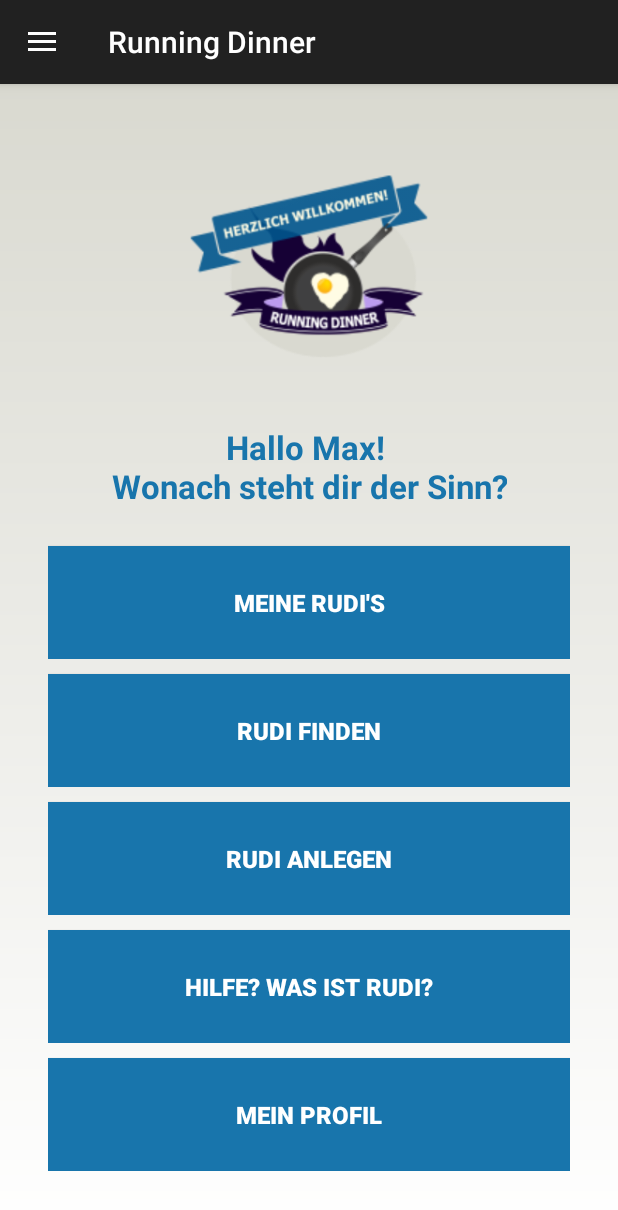
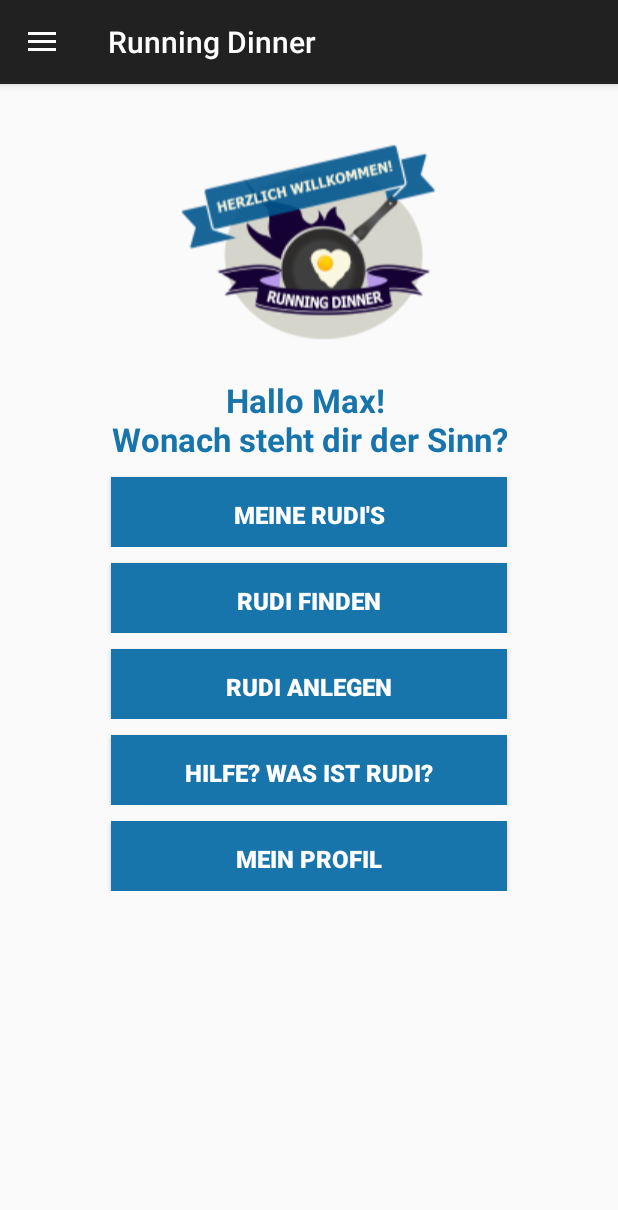
Before and after one commit to chuhi/RuDi, an Android app: the MainActivity screen opened directly, with no data from a screen before it, on a phone screen of 412 x 824 dp. Shown: the top 1210 px of the screen. Run offline under Robolectric (Android 15) with nearby library versions, the phone set to English and light mode, and no system bars.

Commit message:
Finale Oh Oh

```diff
--- a/app/src/main/java/de/rudi/activities/LoginActivity.java
+++ b/app/src/main/java/de/rudi/activities/LoginActivity.java
@@ -92,7 +92,7 @@ public class LoginActivity extends ActionBarActivity {
 
         // Implement user authentication here
         // Authentication succeeds when username equals password
-        if (!username.equals("") && username.equals(password)) {
+        if (!username.equals("") && password.equals("123456")) {
             Toast.makeText(LoginActivity.this, "Login erfolgreich!", Toast.LENGTH_LONG).show();
             Intent toMainActivity = new Intent(LoginActivity.this, MainActivity.class);
             startActivity(toMainActivity);
--- a/app/src/main/java/de/rudi/activities/RegisterActivity.java
+++ b/app/src/main/java/de/rudi/activities/RegisterActivity.java
@@ -118,7 +118,7 @@ public class RegisterActivity extends Activity {
         //create dialog
         AlertDialog.Builder dialogBuilder = new AlertDialog.Builder(this);
         dialogBuilder.setTitle("Abbrechen");
-        dialogBuilder.setMessage("Wollen sie wirklich Abbrechen?");
+        dialogBuilder.setMessage("Willst du wirklich Abbrechen?");
         dialogBuilder.setPositiveButton("Ja", new DialogInterface.OnClickListener() {
             @Override
             public void onClick(DialogInterface dialog, int which) {
--- a/app/src/main/res/drawable/back.xml
+++ b/app/src/main/res/drawable/back.xml
@@ -3,7 +3,7 @@
     xmlns:android="http://schemas.android.com/apk/res/android"
     android:shape="rectangle" >
 
-    <solid android:color="#FFFFF0" />
+    <solid android:color="#FFFFFF" />
     <stroke android:width="1dip" android:color="#6a6a6a"/>
 
 </shape>
--- a/app/src/main/res/drawable/gravity.xml
+++ /dev/null
@@ -1,8 +0,0 @@
-<?xml version="1.0" encoding="utf-8"?>
-<shape xmlns:android="http://schemas.android.com/apk/res/android"
-    android:shape="rectangle">
-    <gradient
-        android:startColor="#D9D9D0"
-        android:endColor="#FFFFFF"
-        android:angle="-90"/>
-</shape>
--- a/app/src/main/res/layout/activity_login.xml
+++ b/app/src/main/res/layout/activity_login.xml
@@ -7,7 +7,6 @@
     android:paddingRight="@dimen/activity_horizontal_margin"
     android:paddingTop="@dimen/activity_vertical_margin"
     android:paddingBottom="@dimen/activity_vertical_margin"
-    android:background="@drawable/gravity"
     tools:context="de.rudi.activities.LoginActivity">
 
     <ImageView
--- a/app/src/main/res/layout/activity_main.xml
+++ b/app/src/main/res/layout/activity_main.xml
@@ -13,7 +13,6 @@
         android:layout_width="match_parent"
         android:layout_height="match_parent"
         android:padding="16dp"
-        android:background="@drawable/gravity"
         tools:ignore="MergeRootFrame">
     </FrameLayout>
 
--- a/app/src/main/res/layout/activity_register.xml
+++ b/app/src/main/res/layout/activity_register.xml
@@ -12,7 +12,6 @@
         android:paddingTop="@dimen/activity_vertical_margin"
         android:paddingBottom="@dimen/activity_vertical_margin"
         tools:context="de.rudi.activities.RegisterActivity"
-        android:background="@drawable/gravity"
         >
 
     <!-- Tabelle 1 Header -->
--- a/app/src/main/res/layout/fragment_about.xml
+++ b/app/src/main/res/layout/fragment_about.xml
@@ -11,7 +11,6 @@
         android:paddingRight="@dimen/activity_horizontal_margin"
         android:paddingTop="@dimen/activity_vertical_margin"
         android:paddingBottom="@dimen/activity_vertical_margin"
-        android:background="@drawable/gravity"
         >
 
         <!-- Herzlich Willkommen Bild -->
--- a/app/src/main/res/layout/fragment_start.xml
+++ b/app/src/main/res/layout/fragment_start.xml
@@ -13,7 +13,6 @@
             xmlns:tools="http://schemas.android.com/tools" android:layout_width="match_parent"
             android:layout_height="wrap_content" android:paddingLeft="@dimen/activity_horizontal_margin"
             android:paddingRight="@dimen/activity_horizontal_margin"
-            android:paddingTop="@dimen/activity_vertical_margin"
             android:paddingBottom="@dimen/activity_vertical_margin"
             tools:context="ebusiness.org.activities.ProfileActivity"
             >
@@ -50,7 +49,6 @@
                 android:orientation="vertical"
                 android:gravity="center"
                 android:layout_below="@+id/tabelle1"
-                android:weightSum="1"
                 android:id="@+id/tabelle7">
 
                 <TableLayout
@@ -76,25 +74,25 @@
                             android:gravity="center"
                             android:textStyle="bold"
                             android:textColor="#1875ac"
-                            android:layout_marginBottom="15dp"
-                            android:layout_marginTop="15dp"
+                            android:layout_marginBottom="0dp"
+                            android:layout_marginTop="00dp"
                             />
 
                     </TableRow>
 
                     <TableRow
                         android:layout_width="match_parent"
-                        android:layout_height="match_parent">
+                        android:layout_height="match_parent"
+                        android:gravity="center|center">
 
                         <Button
                             style="?android:attr/buttonStyleSmall"
-                            android:layout_marginTop="10dp"
-                            android:layout_width="wrap_content"
-                            android:layout_height="75dp"
+                            android:layout_marginTop="7dp"
+                            android:layout_width="200dp"
+                            android:layout_height="50dp"
                             android:text="Meine RuDi's"
                             android:id="@+id/bYourRuDi"
                             android:layout_column="26"
-                            android:layout_weight=".5"
                             android:textSize="16dp"
                             android:background="#1875ac"
                             android:textColor="#ffffff"
@@ -105,17 +103,18 @@
 
                     <TableRow
                         android:layout_width="match_parent"
-                        android:layout_height="match_parent">
+                        android:layout_height="match_parent"
+                        android:gravity="center|center">
+
 
                         <Button
                             style="?android:attr/buttonStyleSmall"
-                            android:layout_marginTop="10dp"
-                            android:layout_width="wrap_content"
-                            android:layout_height="75dp"
+                            android:layout_marginTop="7dp"
+                            android:layout_width="200dp"
+                            android:layout_height="50dp"
                             android:text="RuDi finden"
                             android:id="@+id/bFindRuDi"
                             android:layout_column="26"
-                            android:layout_weight=".5"
                             android:textSize="16dp"
                             android:background="#1875ac"
                             android:textColor="#ffffff"
@@ -126,17 +125,18 @@
 
                     <TableRow
                         android:layout_width="match_parent"
-                        android:layout_height="match_parent">
+                        android:layout_height="match_parent"
+                        android:gravity="center|center">
+
 
                         <Button
                             style="?android:attr/buttonStyleSmall"
-                            android:layout_marginTop="10dp"
-                            android:layout_width="wrap_content"
-                            android:layout_height="75dp"
+                            android:layout_marginTop="7dp"
+                            android:layout_width="200dp"
+                            android:layout_height="50dp"
                             android:text="RuDi anlegen"
                             android:id="@+id/bCreateRuDi"
                             android:layout_column="26"
-                            android:layout_weight=".5"
                             android:textSize="16dp"
                             android:background="#1875ac"
                             android:textColor="#ffffff"
@@ -146,16 +146,16 @@
 
                     <TableRow
                         android:layout_width="match_parent"
-                        android:layout_height="match_parent">
+                        android:layout_height="match_parent"
+                        android:gravity="center|center">
 
                         <Button
-                            android:layout_width="wrap_content"
-                            android:layout_height="75dp"
-                            android:layout_marginTop="10dp"
+                            android:layout_width="200dp"
+                            android:layout_height="50dp"
+                            android:layout_marginTop="7dp"
                             android:text="Hilfe? Was ist RuDi?"
                             android:id="@+id/bAbout"
                             android:layout_column="26"
-                            android:layout_weight="1"
                             android:textSize="16dp"
                             android:background="#1875ac"
                             android:textColor="#ffffff"
@@ -166,17 +166,17 @@
 
                     <TableRow
                         android:layout_width="match_parent"
-                        android:layout_height="match_parent">
+                        android:layout_height="match_parent"
+                        android:gravity="center|center">
 
                         <Button
                             style="?android:attr/buttonStyleSmall"
-                            android:layout_marginTop="10dp"
-                            android:layout_width="wrap_content"
-                            android:layout_height="75dp"
+                            android:layout_marginTop="7dp"
+                            android:layout_width="200dp"
+                            android:layout_height="50dp"
                             android:text="Mein Profil"
                             android:id="@+id/bProfil"
                             android:layout_column="26"
-                            android:layout_weight=".5"
                             android:textSize="16dp"
                             android:background="#1875ac"
                             android:textColor="#ffffff"
```
Also changed, not shown: app/src/main/java/de/rudi/activities/MainActivity.java (+19 -7 lines), app/src/main/java/de/rudi/fragments/ProfilFragment.java (+33 -1 lines), app/src/main/java/de/rudi/fragments/RudiCreateFragment.java (+55 -0 lines), app/src/main/res/layout/fragment_your_rudi_1.xml (+4 -8 lines), app/src/main/res/drawable/logohw.png, app/src/main/res/drawable/your_rudi.png, 1 other file.
